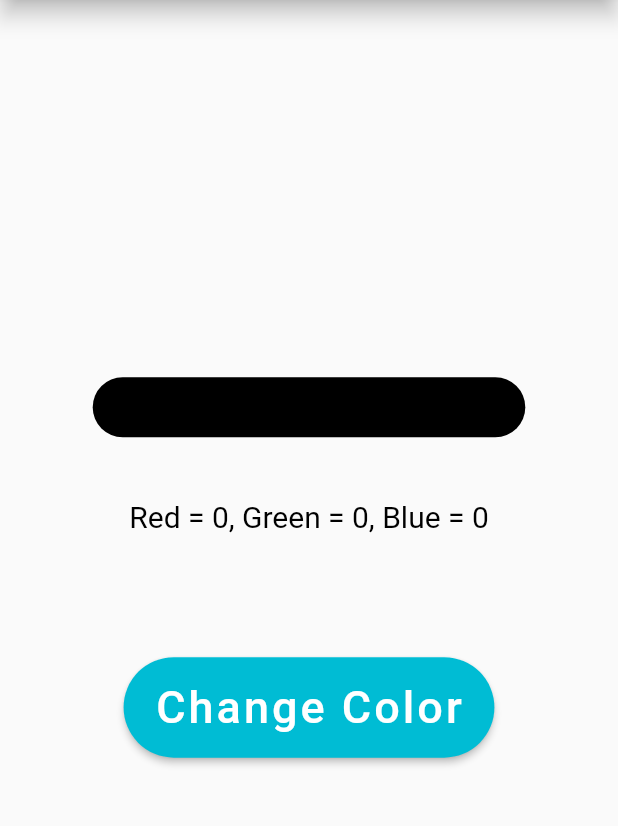
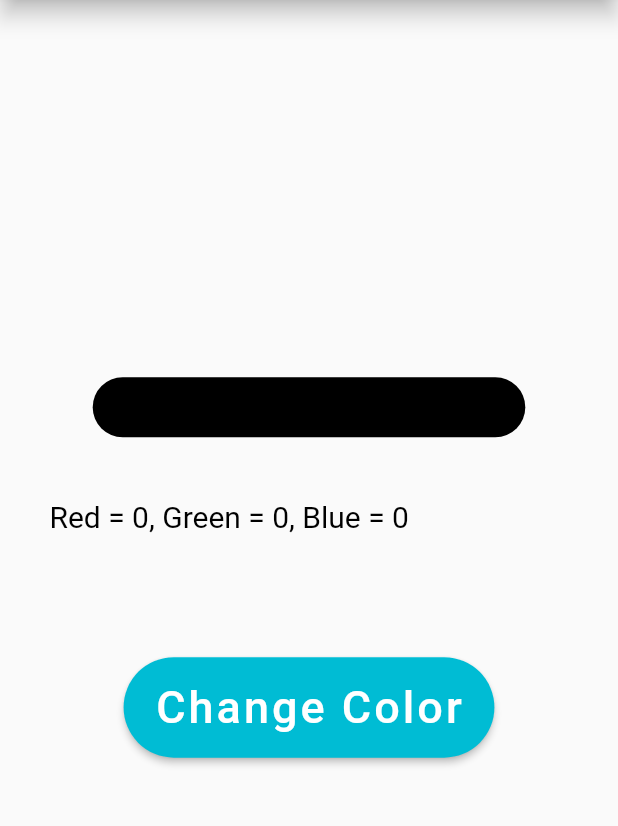
Before and after one commit to hbsgujjar111/ColorSwapApp, a Flutter app: the HomeScreen screen opened directly, on a phone screen of 412 x 824 dp, the part 100-926 px from its top. Run offline on Flutter 3.47's test engine with Material 2 defaults, Android fonts, the phone set to English and light mode, and no system bars; drawn by our look-alikes of auto_size_text; missing offline and left inert: splash_screen_view.

Commit message:
updated to null safety

```diff
--- a/lib/homescreen.dart
+++ b/lib/homescreen.dart
@@ -60,13 +60,15 @@ class _HomeScreenState extends State<HomeScreen> {
             Row(
               mainAxisAlignment: MainAxisAlignment.center,
               children: [
-                AutoSizeText(
-                  "Red = $red, Green = $green, Blue = $blue",
-                  style: TextStyle(
-                    fontSize: 20.0,
-                    color: Color.fromRGBO(red, green, blue, 1),
+                Expanded(
+                  child: AutoSizeText(
+                    "Red = $red, Green = $green, Blue = $blue",
+                    style: TextStyle(
+                      fontSize: 20.0,
+                      color: Color.fromRGBO(red, green, blue, 1),
+                    ),
+                    maxLines: 1,
                   ),
-                  maxLines: 1,
                 ),
               ],
             ),
--- a/pubspec.yaml
+++ b/pubspec.yaml
@@ -28,8 +28,8 @@ dependencies:
   # The following adds the Cupertino Icons font to your application.
   # Use with the CupertinoIcons class for iOS style icons.
   cupertino_icons: ^1.0.2
-  splashscreen: ^1.3.5
-  auto_size_text: ^2.1.0
+  auto_size_text: ^3.0.0-nullsafety.0
+  splash_screen_view: ^3.0.0
 
 dev_dependencies:
   flutter_test:
```
Also changed, not shown: lib/main.dart (+15 -19 lines), pubspec.lock.
